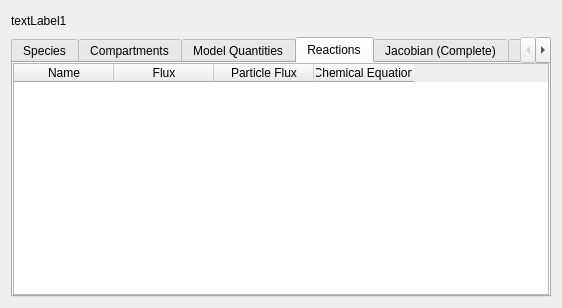
Old version of the form copasi/UI/StateSubwidget.ui in the repository copasi/COPASI.
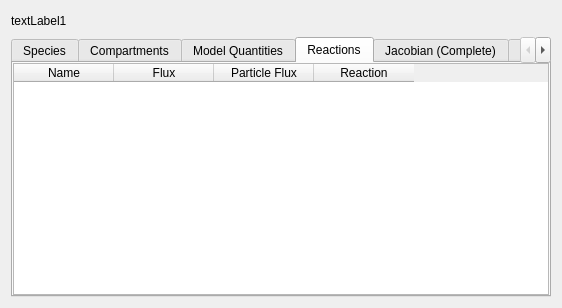
New version of the form. The open tabs and pages were chosen to show the change. Custom widgets are drawn as their Qt base class.

Commit message: - change layout of parameter overview widget

Diff of the .ui file:
```diff
--- a/copasi/UI/StateSubwidget.ui
+++ b/copasi/UI/StateSubwidget.ui
@@ -252,7 +252,7 @@
          </column>
          <column>
           <property name="text">
-           <string>Chemical Equation</string>
+           <string>Reaction</string>
           </property>
          </column>
         </widget>
```
Left out of the diff: 21 changed lines with no effect on the pictures. The commit also changes 3 other files.
